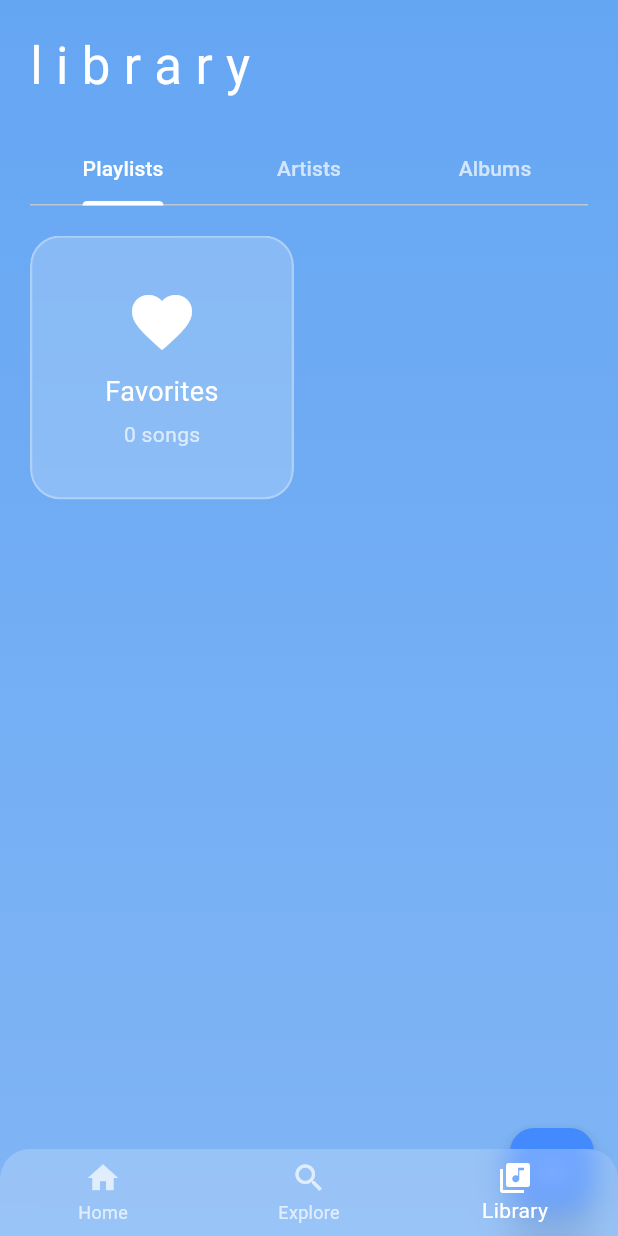
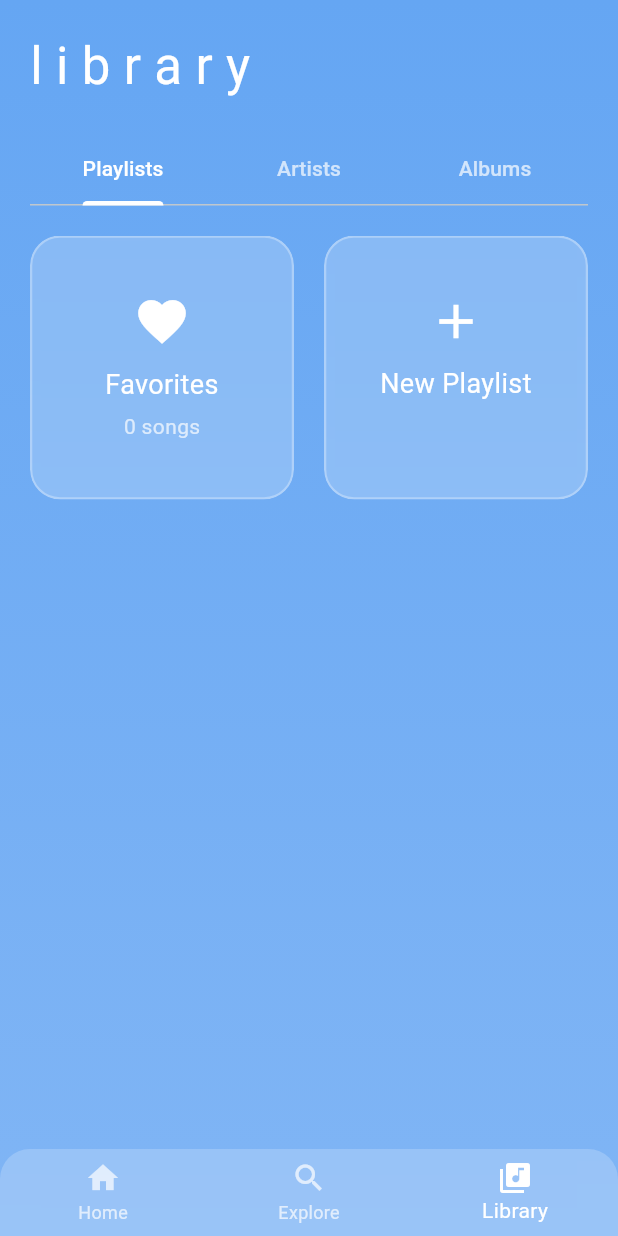
Before and after one commit to sabure-dev/oasis, a Flutter app: the screen it shows after launch, swiped to page 3, on a phone screen of 412 x 824 dp. Run offline on Flutter 3.47's test engine with Material 3 defaults, Android fonts, the light colour scheme and no system bars; our stand-ins replace dio, just_audio.

Commit message:
feat: add track deletion from playlist & fixed ui player bugs

```diff
--- a/mobile/oasis/lib/providers/player_provider.dart
+++ b/mobile/oasis/lib/providers/player_provider.dart
@@ -134,6 +134,11 @@ class PlayerProvider with ChangeNotifier {
     }
   }
 
+  void removeTrackFromPlaylist(Track track, Playlist playlist) {
+    playlist.tracks.removeWhere((t) => t.id == track.id);
+    notifyListeners();
+  }
+
   void pause() {
     _audioPlayer.pause();
   }
--- a/mobile/oasis/lib/screens/library_screen.dart
+++ b/mobile/oasis/lib/screens/library_screen.dart
@@ -59,8 +59,42 @@ class LibraryScreen extends StatelessWidget {
                               mainAxisSpacing: 20,
                               childAspectRatio: 1,
                             ),
-                            itemCount: playlists.length,
+                            itemCount: playlists.length + 1,
                             itemBuilder: (context, index) {
+                              if (index == playlists.length) {
+                                return InkWell(
+                                  onTap: () => _showCreatePlaylistDialog(context),
+                                  child: GlassCard(
+                                    child: Padding(
+                                      padding: const EdgeInsets.all(16.0),
+                                      child: Column(
+                                        mainAxisAlignment: MainAxisAlignment.center,
+                                        crossAxisAlignment: CrossAxisAlignment.center,
+                                        children: [
+                                          Icon(
+                                            Icons.add,
+                                            size: 38.0,
+                                            color: Theme.of(context).colorScheme.onSecondary,
+                                          ),
+                                          const SizedBox(height: 10),
+                                          const Text(
+                                            'New Playlist',
+                                            style: TextStyle(color: Colors.white, fontSize: 18),
+                                            textAlign: TextAlign.center,
+                                            maxLines: 2,
+                                            overflow: TextOverflow.ellipsis,
+                                          ),
+                                          const SizedBox(height: 5),
+                                          const Text(
+                                            '', // No song count for create button
+                                            style: TextStyle(color: Colors.white70),
+                                          ),
+                                        ],
+                                      ),
+                                    ),
+                                  ),
+                                );
+                              }
                               final playlist = playlists[index];
                               return GestureDetector(
                                 onLongPress: () {
@@ -81,7 +115,7 @@ class LibraryScreen extends StatelessWidget {
                                         children: [
                                           Icon(
                                             index == 0 ? Icons.favorite : Icons.music_note, // 0 - это Избранное
-                                            size: 48.0,
+                                            size: 38.0,
                                             color: Theme.of(context).colorScheme.onSecondary,
                                           ),
                                           const SizedBox(height: 10),
@@ -120,11 +154,11 @@ class LibraryScreen extends StatelessWidget {
             ),
           ),
         ),
-        floatingActionButton: FloatingActionButton(
-          onPressed: () => _showCreatePlaylistDialog(context),
-          backgroundColor: Colors.blueAccent,
-          child: const Icon(Icons.add, color: Colors.white),
-        ),
+        // floatingActionButton: FloatingActionButton(
+        //   onPressed: () => _showCreatePlaylistDialog(context),
+        //   backgroundColor: Colors.blueAccent,
+        //   child: const Icon(Icons.add, color: Colors.white),
+        // ),
       ),
     );
   }
@@ -227,6 +261,12 @@ class PlaylistScreen extends StatelessWidget {
                     onTap: () {
                       playerProvider.play(track, playlist: playlist.tracks);
                     },
+                    trailing: IconButton(
+                      icon: const Icon(Icons.delete, color: Colors.white70),
+                      onPressed: () {
+                        playerProvider.removeTrackFromPlaylist(track, playlist);
+                      },
+                    ),
                   ),
                 ),
               );
```
Also changed, not shown: mobile/oasis/lib/screens/player_screen.dart (+115 -39 lines).
